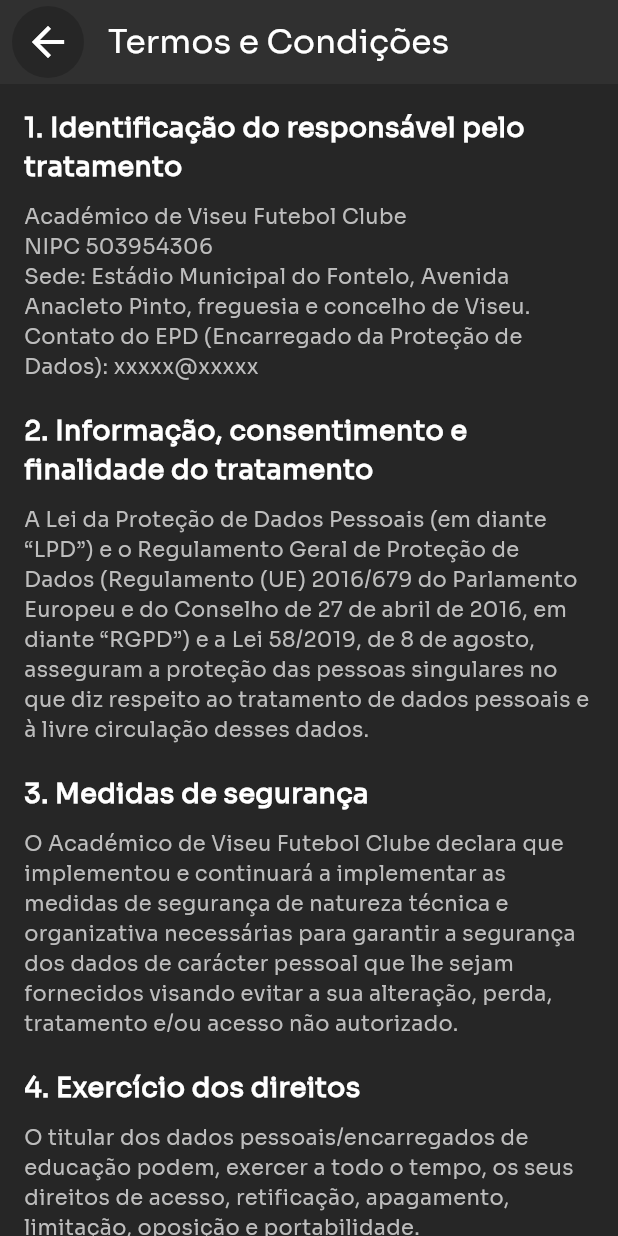
After one commit to Drowndragon10/pi4_adm, a Flutter app: the screen it shows after launch, after a tap on an icon or button, on a phone screen of 412 x 824 dp. The commit adds this screen. Run offline on Flutter 3.47's test engine with Material 3 defaults, Android fonts, the phone set to English and light mode, and no system bars; our stand-ins replace flutter_secure_storage, internet_connection_checker; missing offline and left inert: dart_jsonwebtoken.

Commit message:
Pagina de login e termos
Estrutura da pagina feita do login e dos termos.
Ligação a base de dados e verificação de conexão com internet

```diff
--- /dev/null
+++ b/pi4/lib/autenticacao/verificarwifi.dart
@@ -0,0 +1,9 @@
+import 'package:internet_connection_checker/internet_connection_checker.dart';
+
+class OfflineSync {
+
+  Future<bool> isConnected() async {
+    final connectionChecker = InternetConnectionChecker.createInstance();  // Alteração aqui
+    return await connectionChecker.hasConnection;  // Use o método correto
+  }
+}
--- /dev/null
+++ b/pi4/lib/loginpage.dart
@@ -0,0 +1,278 @@
+import 'package:flutter/material.dart';
+import 'package:http/http.dart' as http;
+import 'package:pi4/termosecondicoes.dart';
+import 'dart:convert';
+import 'autenticacao/auth_service.dart';
+import 'autenticacao/jwt_decode.dart'; // Importa o seu arquivo de jwt_decode
+import 'autenticacao/verificarwifi.dart';
+
+// import 'equipas_page.dart';
+// import '../minhastarefas_page.dart';
+import 'main.dart';
+
+class LoginPage extends StatefulWidget {
+  const LoginPage({super.key});
+
+  @override
+  LoginPageState createState() => LoginPageState();
+}
+
+class LoginPageState extends State<LoginPage> {
+  final TextEditingController emailController = TextEditingController();
+  final TextEditingController passwordController = TextEditingController();
+
+  // Verificar se há conexão com a internet
+  Future<bool> _checkConnection() async {
+    final offlineSync = OfflineSync();
+    return await offlineSync.isConnected();
+  }
+
+  // Mostrar pop-up quando não há conexão
+  void _showNoConnectionDialog() {
+    showDialog(
+      context: context,
+      builder: (BuildContext context) {
+        return AlertDialog(
+          backgroundColor: const Color(0xFF262626), // Cor de fundo
+          title: const Text(
+            'Sem Conexão',
+            style: TextStyle(color: Colors.white), // Cor do texto do título
+          ),
+          content: const Text(
+            'Não há conexão com a internet. Por favor, verifique a sua conexão.',
+            style: TextStyle(color: Colors.white70), // Cor do texto do conteúdo
+          ),
+          actions: <Widget>[
+            ElevatedButton(
+              style: ElevatedButton.styleFrom(
+                backgroundColor: const Color(0xFFFFD700), // Cor dourada
+                foregroundColor: Colors.black, // Cor do texto no botão
+                shape: RoundedRectangleBorder(
+                  borderRadius: BorderRadius.circular(8), // Borda arredondada
+                ),
+              ),
+              onPressed: () {
+                Navigator.of(context).pop();
+              },
+              child: const Text('OK'),
+            ),
+          ],
+        );
+      },
+    );
+  }
+
+  // Mostrar pop-up de erro de tipo de utilizador
+  void _showUserRoleErrorDialog() {
+    showDialog(
+      context: context,
+      builder: (BuildContext context) {
+        return AlertDialog(
+          title: const Text('Erro de Acesso'),
+          content: const Text(
+              'Tipo de utilizador inválido. Contacte o administrador.'),
+          actions: <Widget>[
+            TextButton(
+              onPressed: () {
+                Navigator.of(context).pop();
+              },
+              child: const Text('OK'),
+            ),
+          ],
+        );
+      },
+    );
+  }
+
+  Future<void> _login() async {
+    final String email = emailController.text;
+    final String password = passwordController.text;
+
+    if (email.isEmpty || password.isEmpty) {
+      return;
+    }
+
+    bool isConnected = await _checkConnection();
+    if (!isConnected) {
+      _showNoConnectionDialog();
+      return;
+    }
+
+    try {
+      final response = await http.post(
+        Uri.parse('https://pi4-3soq.onrender.com/auth/login'),
+        headers: {'Content-Type': 'application/json'},
+        body: json.encode({
+          'email': email,
+          'password': password,
+        }),
+      );
+
+      if (response.statusCode == 200) {
+        final Map<String, dynamic> data = json.decode(response.body);
+        final String authToken = data['authToken'];
+
+        // Guardar o token usando AuthService
+        final authService = AuthService();
+        bool isTokenSaved = await authService.saveToken(authToken);
+
+        if (isTokenSaved) {
+          try {
+            final userRole = JwtDecoder.getUserRoleFromToken(authToken);
+
+            _navigateBasedOnRole(userRole);
+          } catch (e) {
+            _showUserRoleErrorDialog();
+          }
+        } else {}
+      } else {}
+    } catch (e) {
+      // ignore: avoid_print
+      print('Erro na requisição: $e');
+    }
+  }
+
+  // Navegar com base na role do utilizador
+  void _navigateBasedOnRole(String role) {
+    if (role == 'Admin') {
+      Navigator.pushReplacement(
+        context,
+        MaterialPageRoute(builder: (context) => const DashboardPage()),
+      );
+    } else {
+      _showUserRoleErrorDialog();
+    }
+  }
+
+  @override
+  Widget build(BuildContext context) {
+    return Scaffold(
+      backgroundColor: const Color(0xFF232323),
+      resizeToAvoidBottomInset: true,
+      body: SafeArea(
+        child: SingleChildScrollView(
+          child: ConstrainedBox(
+            constraints: BoxConstraints(
+              minHeight: MediaQuery.of(context).size.height -
+                  MediaQuery.of(context).padding.top -
+                  MediaQuery.of(context).padding.bottom,
+            ),
+            child: IntrinsicHeight(
+              child: Column(
+                children: [
+                  const SizedBox(height: 60),
+                  Image.asset(
+                    'assets/images/image.png', // Caminho do teu logo
+                    height: 150,
+                  ),
+                  const SizedBox(height: 16),
+                  const Text(
+                    'Login',
+                    style: TextStyle(
+                      color: Colors.white,
+                      fontSize: 32,
+                      fontWeight: FontWeight.bold,
+                    ),
+                  ),
+                  const SizedBox(height: 40),
+                  Padding(
+                    padding: const EdgeInsets.symmetric(horizontal: 32),
+                    child: TextField(
+                      controller: emailController,
+                      style: const TextStyle(color: Colors.white),
+                      textAlign: TextAlign.start,
+                      decoration: InputDecoration(
+                        hintText: 'Email',
+                        hintStyle: const TextStyle(
+                          color: Colors.white70,
+                          fontWeight: FontWeight.w500,
+                        ),
+                        filled: true,
+                        fillColor: const Color(0xFF444444),
+                        contentPadding: const EdgeInsets.symmetric(
+                            vertical: 18, horizontal: 20),
+                        border: OutlineInputBorder(
+                          borderRadius: BorderRadius.circular(12),
+                          borderSide: BorderSide.none,
+                        ),
+                      ),
+                    ),
+                  ),
+                  const SizedBox(height: 16),
+                  Padding(
+                    padding: const EdgeInsets.symmetric(horizontal: 32),
+                    child: TextField(
+                      controller: passwordController,
+                      obscureText: true,
+                      style: const TextStyle(color: Colors.white),
+                      textAlign: TextAlign.start,
+                      decoration: InputDecoration(
+                        hintText: 'Palavra-passe',
+                        hintStyle: const TextStyle(
+                          color: Colors.white70,
+                          fontWeight: FontWeight.w500,
+                        ),
+                        filled: true,
+                        fillColor: const Color(0xFF444444),
+                        contentPadding: const EdgeInsets.symmetric(
+                            vertical: 18, horizontal: 20),
+                        border: OutlineInputBorder(
+                          borderRadius: BorderRadius.circular(12),
+                          borderSide: BorderSide.none,
+                        ),
+                      ),
+                    ),
+                  ),
+                  const SizedBox(height: 120),
+                  Padding(
+                    padding: const EdgeInsets.symmetric(horizontal: 100),
+                    child: SizedBox(
+                      width: double.infinity,
+                      child: ElevatedButton(
+                        style: ElevatedButton.styleFrom(
+                          backgroundColor: const Color(0xFFFFD700),
+                          foregroundColor: Colors.black,
+                          padding: const EdgeInsets.symmetric(vertical: 20),
+                          shape: RoundedRectangleBorder(
+                            borderRadius: BorderRadius.circular(10),
+                          ),
+                          elevation: 2,
+                          textStyle: const TextStyle(
+                            fontSize: 20,
+                            fontWeight: FontWeight.bold,
+                          ),
+                        ),
+                        onPressed: _login,
+                        child: const Text('Login'),
+                      ),
+                    ),
+                  ),
+                  const SizedBox(height: 100),
+                  TextButton(
+                    onPressed: () {
+                      Navigator.push(
+                        context,
+                        MaterialPageRoute(
+                            builder: (context) => const TermosPage()),
+                      );
+                    },
+                    child: const Text(
+                      'Termos de utilização e\nPolítica de privacidade',
+                      textAlign: TextAlign.center,
+                      style: TextStyle(
+                        color: Colors.white,
+                        fontWeight: FontWeight.bold,
+                        decoration: TextDecoration.underline,
+                        fontSize: 13,
+                      ),
+                    ),
+                  ),
+                ],
+              ),
+            ),
+          ),
+        ),
+      ),
+    );
+  }
+}
--- /dev/null
+++ b/pi4/lib/termosecondicoes.dart
@@ -0,0 +1,136 @@
+import 'package:flutter/material.dart';
+
+class TermosPage extends StatelessWidget {
+  const TermosPage({super.key});
+
+  @override
+  Widget build(BuildContext context) {
+    return Scaffold(
+      backgroundColor: const Color(0xFF262626),
+      appBar: AppBar(
+        backgroundColor: const Color(0xFF303030),
+        elevation: 0,
+        leading: Padding(
+          padding: const EdgeInsets.only(left: 8.0),
+          child: Container(
+            decoration: BoxDecoration(
+              color: const Color(0xFF262626),
+              shape: BoxShape.circle,
+            ),
+            child: IconButton(
+              icon: const Icon(Icons.arrow_back, color: Colors.white, size: 32),
+              onPressed: () {
+                Navigator.pop(context);
+              },
+              splashRadius: 28,
+            ),
+          ),
+        ),
+        title: const Text(
+          "Termos e Condições",
+          style: TextStyle(color: Colors.white),
+        ),
+      ),
+      body: ListView(
+        padding: const EdgeInsets.all(16.0),
+        children: [
+          const Text(
+            "1. Identificação do responsável pelo tratamento",
+            style: TextStyle(
+              fontSize: 18,
+              fontWeight: FontWeight.bold,
+              color: Colors.white,
+            ),
+          ),
+          const SizedBox(height: 10),
+          Text(
+            "Académico de Viseu Futebol Clube\n"
+            "NIPC 503954306\n"
+            "Sede: Estádio Municipal do Fontelo, Avenida Anacleto Pinto, freguesia e concelho de Viseu.\n"
+            "Contato do EPD (Encarregado da Proteção de Dados): xxxxx@xxxxx",
+            style: TextStyle(color: Colors.grey[400]),
+          ),
+          const SizedBox(height: 20),
+          const Text(
+            "2. Informação, consentimento e finalidade do tratamento",
+            style: TextStyle(
+              fontSize: 18,
+              fontWeight: FontWeight.bold,
+              color: Colors.white,
+            ),
+          ),
+          const SizedBox(height: 10),
+          Text(
+            "A Lei da Proteção de Dados Pessoais (em diante “LPD”) e o Regulamento Geral de Proteção de Dados "
+            "(Regulamento (UE) 2016/679 do Parlamento Europeu e do Conselho de 27 de abril de 2016, em diante “RGPD”) "
+            "e a Lei 58/2019, de 8 de agosto, asseguram a proteção das pessoas singulares no que diz respeito ao tratamento "
+            "de dados pessoais e à livre circulação desses dados.",
+            style: TextStyle(color: Colors.grey[400]),
+          ),
+          const SizedBox(height: 20),
+          const Text(
+            "3. Medidas de segurança",
+            style: TextStyle(
+              fontSize: 18,
+              fontWeight: FontWeight.bold,
+              color: Colors.white,
+            ),
+          ),
+          const SizedBox(height: 10),
+          Text(
+            "O Académico de Viseu Futebol Clube declara que implementou e continuará a implementar as medidas de segurança de "
+            "natureza técnica e organizativa necessárias para garantir a segurança dos dados de carácter pessoal que lhe sejam "
+            "fornecidos visando evitar a sua alteração, perda, tratamento e/ou acesso não autorizado.",
+            style: TextStyle(color: Colors.grey[400]),
+          ),
+          const SizedBox(height: 20),
+          const Text(
+            "4. Exercício dos direitos",
+            style: TextStyle(
+              fontSize: 18,
+              fontWeight: FontWeight.bold,
+              color: Colors.white,
+            ),
+          ),
+          const SizedBox(height: 10),
+          Text(
+            "O titular dos dados pessoais/encarregados de educação podem, exercer a todo o tempo, os seus direitos de acesso, "
+            "retificação, apagamento, limitação, oposição e portabilidade.",
+            style: TextStyle(color: Colors.grey[400]),
+          ),
+          const SizedBox(height: 20),
+          const Text(
+            "5. Prazo de conservação",
+            style: TextStyle(
+              fontSize: 18,
+              fontWeight: FontWeight.bold,
+              color: Colors.white,
+            ),
+          ),
+          const SizedBox(height: 10),
+          Text(
+            "O Académico de Viseu Futebol Clube apenas trata os dados pessoais durante o período que se revele necessário ao "
+            "cumprimento da sua finalidade (criação de histórico do atleta desde a formação à profissionalização), sem prejuízo "
+            "dos dados serem conservados por um período superior, por exigências legais.",
+            style: TextStyle(color: Colors.grey[400]),
+          ),
+          const SizedBox(height: 20),
+          const Text(
+            "6. Autoridade de controlo",
+            style: TextStyle(
+              fontSize: 18,
+              fontWeight: FontWeight.bold,
+              color: Colors.white,
+            ),
+          ),
+          const SizedBox(height: 10),
+          Text(
+            "Nos termos legais, o titular dos dados tem o direito de apresentar uma reclamação em matéria de proteção de dados "
+            "pessoais à autoridade de controlo competente, a Comissão Nacional de Proteção de Dados (CNPD).",
+            style: TextStyle(color: Colors.grey[400]),
+          ),
+        ],
+      ),
+    );
+  }
+}
```
Also changed, not shown: pi4/lib/autenticacao/auth_service.dart (added, +50 -0 lines), pi4/lib/autenticacao/jwt_decode.dart (added, +40 -0 lines), pi4/lib/main.dart (+91 -96 lines), pi4/pubspec.yaml (+12 -3 lines), pi4/assets/fonts/Sora-Bold.ttf (added), pi4/assets/fonts/Sora-Regular.ttf (added), pi4/assets/images/image.png (added), pi4/pubspec.lock, 5 other files.
